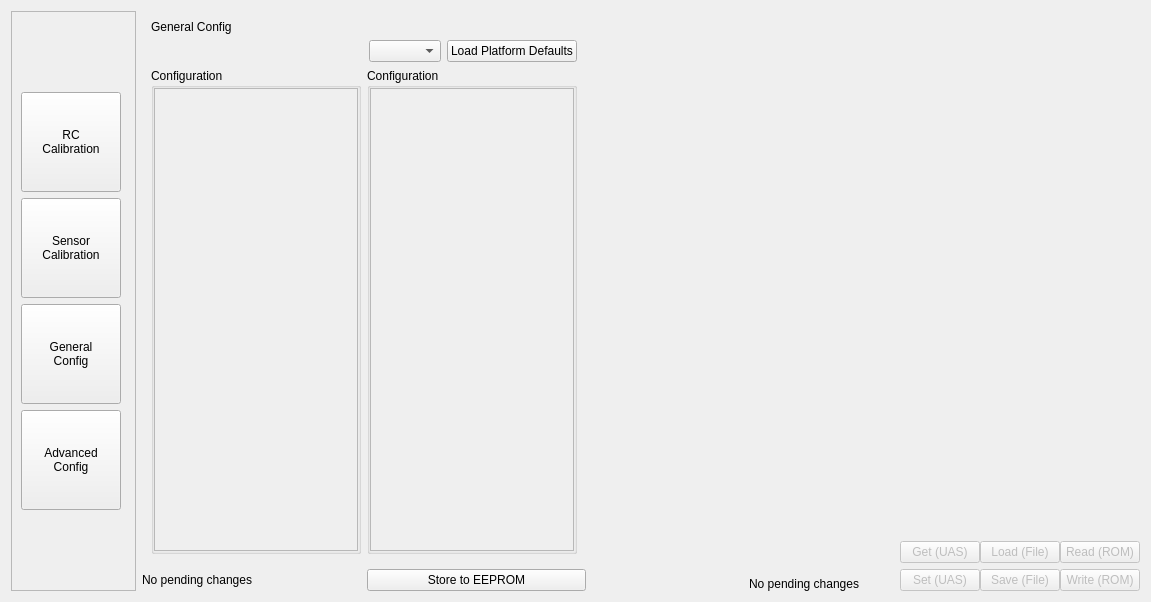
The window that src/ui/QGCVehicleConfig.ui (mavlink/qgroundcontrol) describes before a commit, drawn with Qt 5.
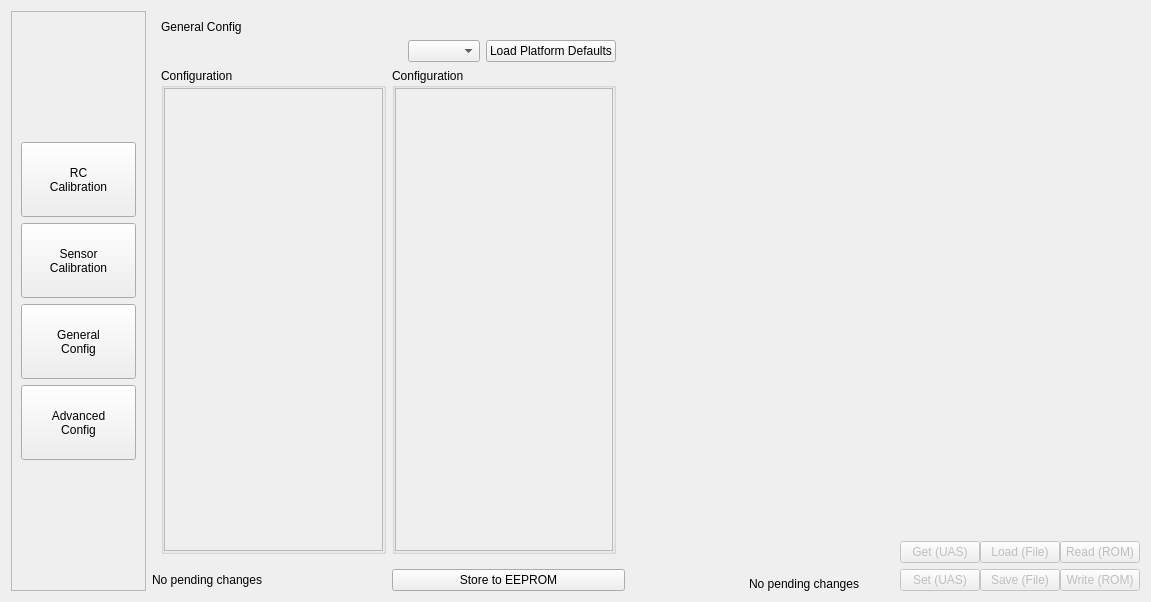
The same window after the commit. The open tabs and pages were chosen to show the change. Icons and pictures are not drawn.

Commit message: Change for new arduplane.pdef.xml, and some small visual fixes on the Configuration page

The edit to the form file:
```diff
--- a/src/ui/QGCVehicleConfig.ui
+++ b/src/ui/QGCVehicleConfig.ui
@@ -19,18 +19,18 @@
   <property name="windowTitle">
    <string>Form</string>
   </property>
-  <layout class="QHBoxLayout" name="horizontalLayout_11" stretch="1,2,1">
+  <layout class="QHBoxLayout" name="horizontalLayout_11" stretch="1,4,1">
    <item>
     <widget class="QScrollArea" name="scrollArea_6">
      <property name="minimumSize">
       <size>
-       <width>125</width>
+       <width>135</width>
        <height>0</height>
       </size>
      </property>
      <property name="maximumSize">
       <size>
-       <width>125</width>
+       <width>135</width>
        <height>16777215</height>
       </size>
      </property>
@@ -42,7 +42,7 @@
        <rect>
         <x>0</x>
         <y>0</y>
-        <width>123</width>
+        <width>133</width>
         <height>582</height>
        </rect>
       </property>
@@ -57,13 +57,13 @@
            <property name="minimumSize">
             <size>
              <width>100</width>
-             <height>100</height>
+             <height>75</height>
             </size>
            </property>
            <property name="maximumSize">
             <size>
-             <width>100</width>
-             <height>100</height>
+             <width>16777215</width>
+             <height>16777215</height>
             </size>
            </property>
            <property name="text">
@@ -77,13 +77,7 @@
            <property name="minimumSize">
             <size>
              <width>100</width>
-             <height>100</height>
-            </size>
-           </property>
-           <property name="maximumSize">
-            <size>
-             <width>100</width>
-             <height>100</height>
+             <height>75</height>
             </size>
            </property>
            <property name="text">
@@ -97,13 +91,7 @@
            <property name="minimumSize">
             <size>
              <width>100</width>
-             <height>100</height>
-            </size>
-           </property>
-           <property name="maximumSize">
-            <size>
-             <width>100</width>
-             <height>100</height>
+             <height>75</height>
             </size>
            </property>
            <property name="text">
@@ -117,13 +105,7 @@
            <property name="minimumSize">
             <size>
              <width>100</width>
-             <height>100</height>
-            </size>
-           </property>
-           <property name="maximumSize">
-            <size>
-             <width>100</width>
-             <height>100</height>
+             <height>75</height>
             </size>
            </property>
            <property name="text">
@@ -806,8 +788,8 @@
                  <rect>
                   <x>0</x>
                   <y>0</y>
-                  <width>314</width>
-                  <height>508</height>
+                  <width>98</width>
+                  <height>28</height>
                  </rect>
                 </property>
                 <layout class="QVBoxLayout" name="verticalLayout_10">
@@ -881,8 +863,8 @@
                   <rect>
                    <x>0</x>
                    <y>0</y>
-                   <width>314</width>
-                   <height>434</height>
+                   <width>98</width>
+                   <height>28</height>
                   </rect>
                  </property>
                  <layout class="QHBoxLayout" name="horizontalLayout_4">
@@ -918,8 +900,8 @@
                   <rect>
                    <x>0</x>
                    <y>0</y>
-                   <width>313</width>
-                   <height>434</height>
+                   <width>98</width>
+                   <height>28</height>
                   </rect>
                  </property>
                  <layout class="QHBoxLayout" name="horizontalLayout_5">
@@ -997,8 +979,8 @@
                   <rect>
                    <x>0</x>
                    <y>0</y>
-                   <width>161</width>
-                   <height>446</height>
+                   <width>98</width>
+                   <height>28</height>
                   </rect>
                  </property>
                  <layout class="QVBoxLayout" name="verticalLayout_7">
@@ -1034,8 +1016,8 @@
                   <rect>
                    <x>0</x>
                    <y>0</y>
-                   <width>160</width>
-                   <height>446</height>
+                   <width>98</width>
+                   <height>28</height>
                   </rect>
                  </property>
                  <layout class="QVBoxLayout" name="verticalLayout_8">
@@ -1085,7 +1067,7 @@
      </property>
      <property name="sizeHint" stdset="0">
       <size>
-       <width>40</width>
+       <width>30</width>
        <height>20</height>
       </size>
      </property>
```
The commit also changes 2 other files.
